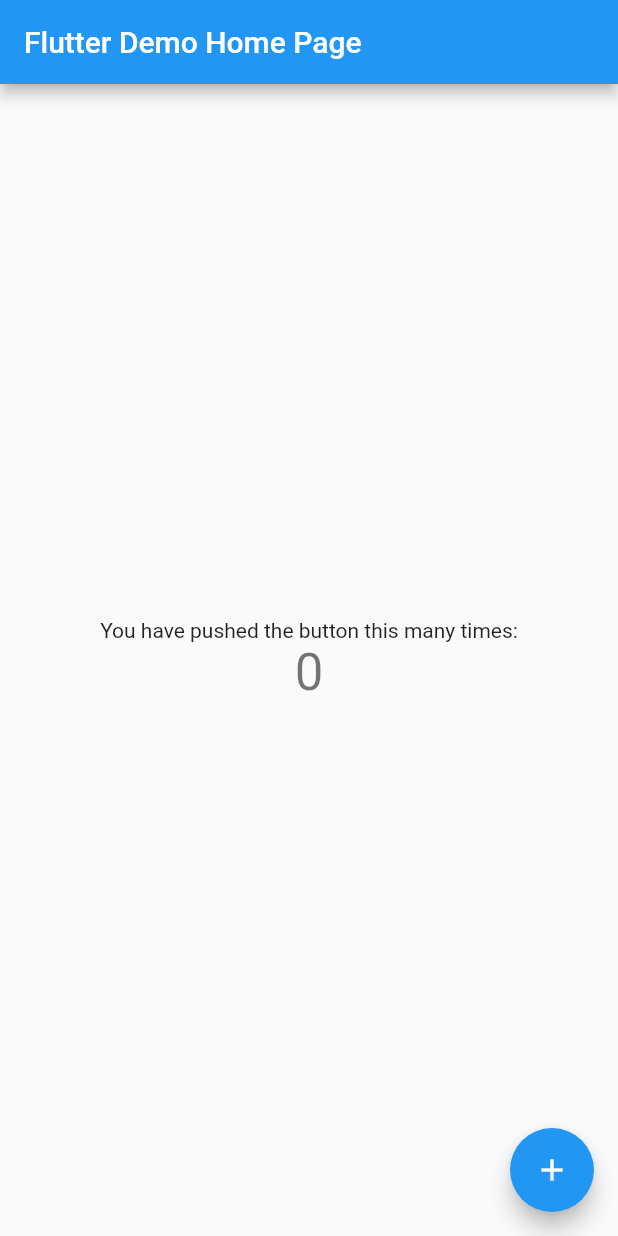
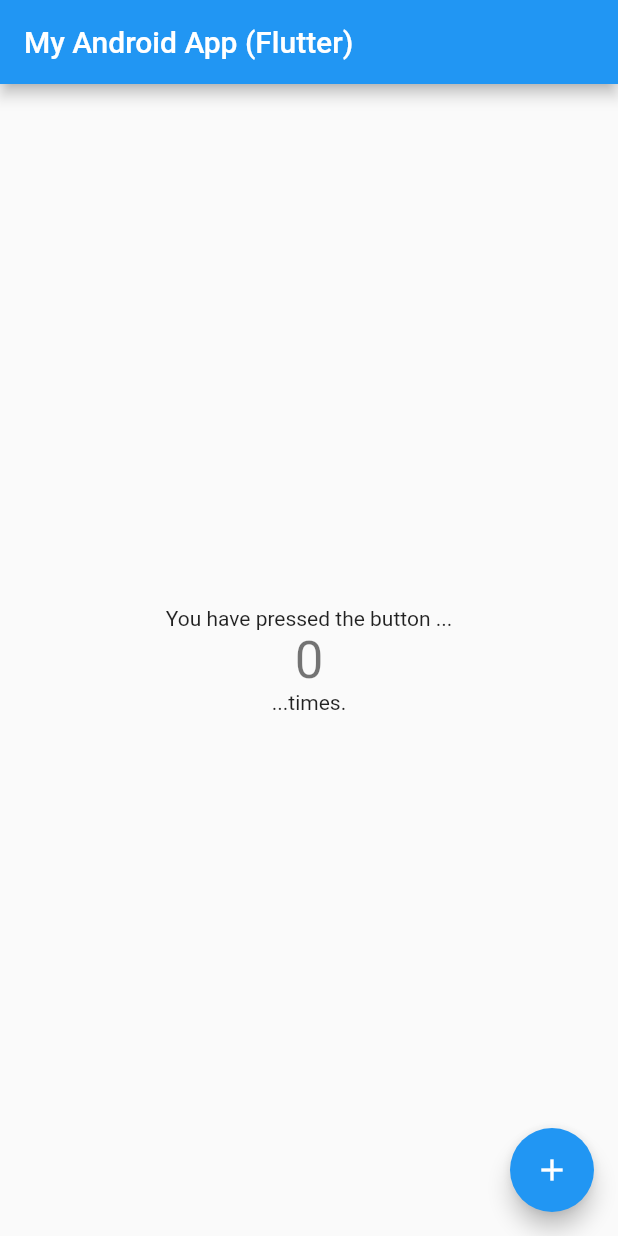
Before and after one commit to s2t2/my-first-flutter-app, a Flutter app: the screen it shows after launch, on a phone screen of 412 x 824 dp. Run offline on Flutter 3.47's test engine with Material 2 defaults, Android fonts, the phone set to English and light mode, and no system bars.

Commit message:
Modify components

```diff
--- a/lib/main.dart
+++ b/lib/main.dart
@@ -20,7 +20,7 @@ class MyApp extends StatelessWidget {
         // is not restarted.
         primarySwatch: Colors.blue,
       ),
-      home: MyHomePage(title: 'Flutter Demo Home Page'),
+      home: MyHomePage(title: 'My Android App (Flutter)'),
     );
   }
 }
@@ -92,11 +92,14 @@ class _MyHomePageState extends State<MyHomePage> {
           mainAxisAlignment: MainAxisAlignment.center,
           children: <Widget>[
             Text(
-              'You have pushed the button this many times:',
+              'You have pressed the button ...',
             ),
             Text(
               '$_counter',
               style: Theme.of(context).textTheme.display1,
+            ),
+            Text(
+              '...times.',
             ),
           ],
         ),
```
Also changed, not shown: 1 other file.
